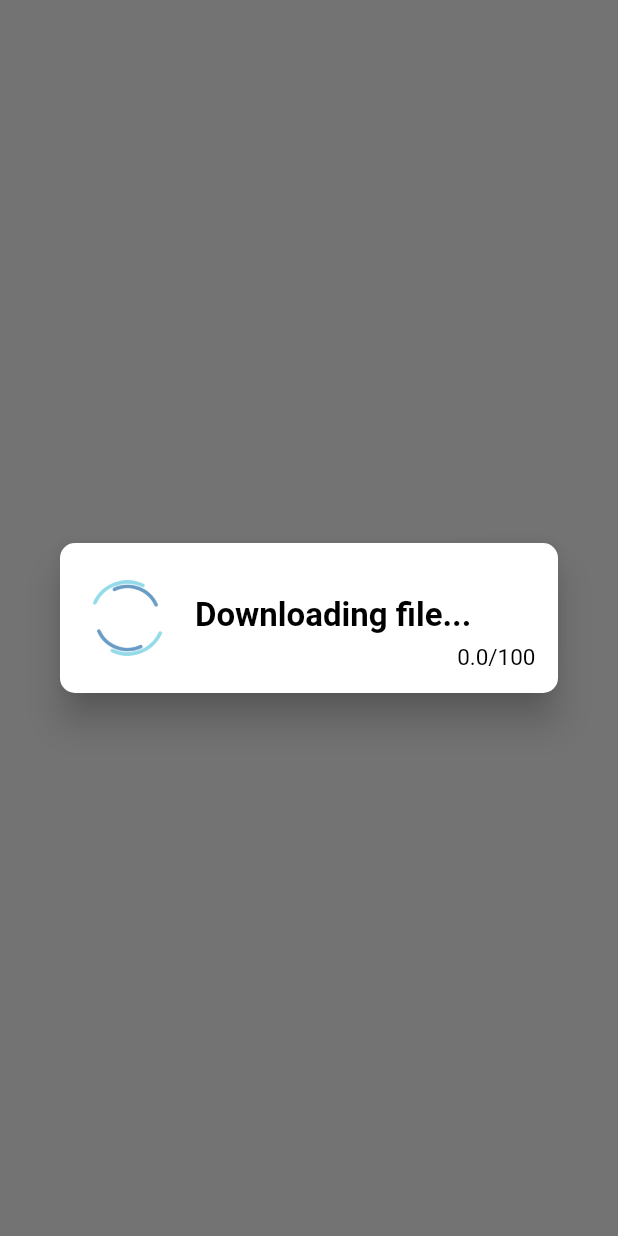
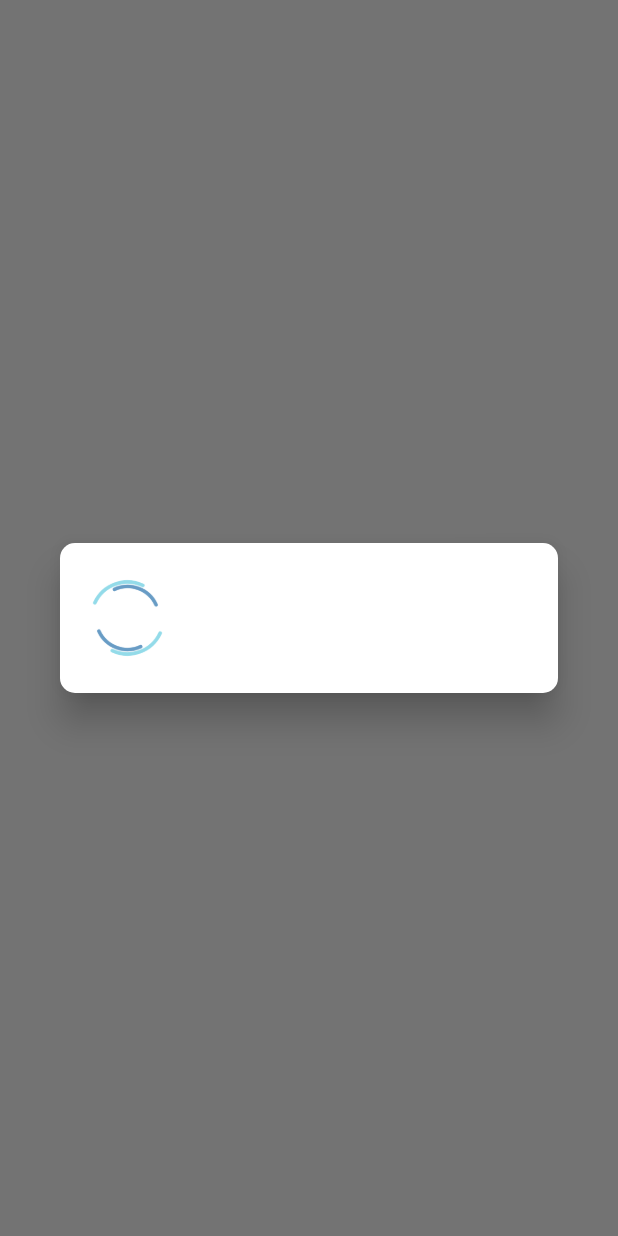
Before and after one commit to vanphuc3112/progress_dialog, a Flutter app: the screen it shows after launch, after a tap on "Show Dialog", on a phone screen of 412 x 824 dp. Run offline on Flutter 3.47's test engine with Material 2 defaults, Android fonts, the phone set to English and light mode, and no system bars.

Commit message:
remove message

```diff
--- a/lib/progress_dialog.dart
+++ b/lib/progress_dialog.dart
@@ -112,37 +112,7 @@ class _MyDialogState extends State<_MyDialog> {
               package: 'progress_dialog',
             ),
           ),
-          const SizedBox(width: 15.0),
-          Expanded(
-            child: _progressDialogType == ProgressDialogType.Normal
-                ? Text(_dialogMessage,
-                    textAlign: TextAlign.justify,
-                    style: TextStyle(
-                        color: Colors.black,
-                        fontSize: 22.0,
-                        fontWeight: FontWeight.w700))
-                : Stack(
-                    children: <Widget>[
-                      Positioned(
-                        child: Text(_dialogMessage,
-                            style: TextStyle(
-                                color: Colors.black,
-                                fontSize: 22.0,
-                                fontWeight: FontWeight.w700)),
-                        top: 35.0,
-                      ),
-                      Positioned(
-                        child: Text("$_progress/100",
-                            style: TextStyle(
-                                color: Colors.black,
-                                fontSize: 15.0,
-                                fontWeight: FontWeight.w400)),
-                        bottom: 15.0,
-                        right: 15.0,
-                      ),
-                    ],
-                  ),
-          )
+
         ]));
   }
 }
```
